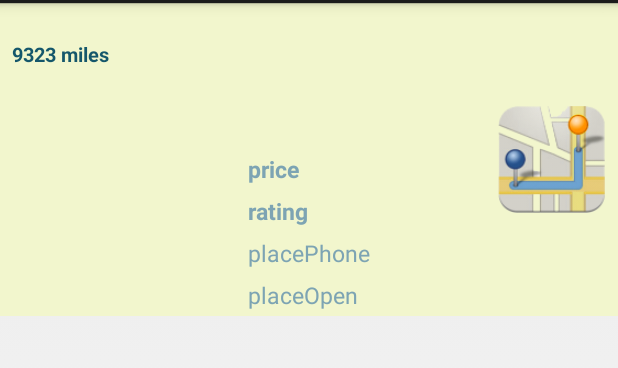
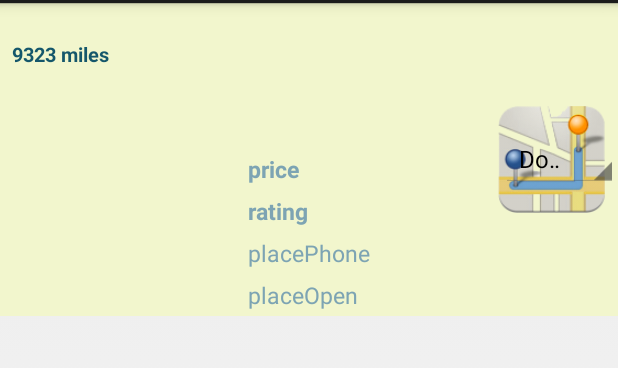
Before and after one commit to zhaozw/FoodTruckAficionadosOpenSource, an Android app: the layout food_truck_rows.xml on its own in the app's theme, with its tools: preview values and no code run, on a phone screen of 412 x 824 dp, the part 69-437 px from its top. Run offline under Robolectric (Android 15) with nearby library versions, the phone set to English and light mode, and no system bars.

Commit message:
implicit

```diff
--- a/app/src/main/AndroidManifest.xml
+++ b/app/src/main/AndroidManifest.xml
@@ -41,12 +41,12 @@
                 <category android:name="android.intent.category.LAUNCHER" />
             </intent-filter>
             <intent-filter>
+                <data android:scheme="geo"/>
                 <action android:name="android.intent.action.VIEW" />
-                <data android:scheme="geo"/>
-                <category android:name="android.intent.category.DEFAULT" />
                 <action android:name="android.intent.action.MAIN" />
                 <category android:name="android.intent.category.APP_MAPS"/>
-                <category android:name="android.intent.category.LAUNCHER" />
+                <category android:name="android.intent.category.DEFAULT"/>
+                <category android:name="android.intent.category.LAUNCHER"/>
             </intent-filter>
         </activity>
         <meta-data android:name="com.google.android.gms.version"
--- a/app/src/main/res/layout/food_truck_rows.xml
+++ b/app/src/main/res/layout/food_truck_rows.xml
@@ -24,6 +24,14 @@
         android:scaleX="1.1"
         android:scaleY="1.1"
         android:layout_marginRight="10dp"/>
+    <Spinner
+        android:layout_width="wrap_content"
+        android:layout_height="wrap_content"
+        android:id="@+id/spinnerSelection"
+        android:layout_alignParentRight="true"
+        android:layout_centerVertical="true"
+        android:entries="@array/actions"
+        android:layout_alignStart="@+id/mapsButtonImplicit" />
 
     <TextView
         android:layout_width="wrap_content"
@@ -176,12 +184,5 @@
 
 
     </RelativeLayout>
-    <RelativeLayout
-        android:layout_width="wrap_content"
-        android:layout_height="wrap_content"
-        android:layout_centerHorizontal="true">
 
-
-
-        </RelativeLayout>
 </RelativeLayout>
--- a/app/src/main/res/values/strings.xml
+++ b/app/src/main/res/values/strings.xml
@@ -5,5 +5,10 @@
     <string name="hello_world">Hello world!</string>
     <string name="action_settings">Settings</string>
     <string name="progressTextTwo"> \"Give it a second\! It\'s going to space\! Can you give a second to get back from space\?\" \- Louis C\.K\.</string>
+    <string-array name="actions">
+        <item>Do Nothing</item>
+        <item>Call Food Truck</item>
+        <item>Map of Food Truck</item>
+    </string-array>
 
 </resources>
```
Also changed, not shown: app/src/main/java/com/justin/truckfinder/app/FoodTruckData.java (+1 -8 lines), app/src/main/java/com/justin/truckfinder/app/FoodTruckDataAdapter.java (+11 -0 lines), app/src/main/java/com/justin/truckfinder/app/FoodTruckListViewFragment.java (+9 -58 lines), app/src/main/java/com/justin/truckfinder/app/FoodTruckNearbyActivity.java (+72 -3 lines), app/src/main/java/com/justin/truckfinder/app/IntentsData.java (added, +22 -0 lines).
